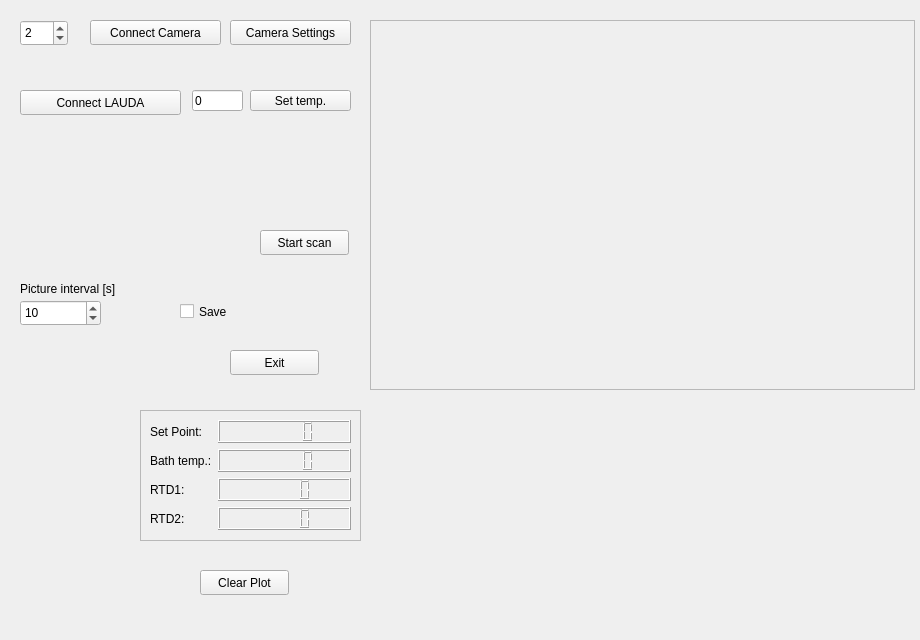
Before: the Qt Designer form src/gui/experiment.ui in gfogwill/FrESH, drawn with Qt 5.
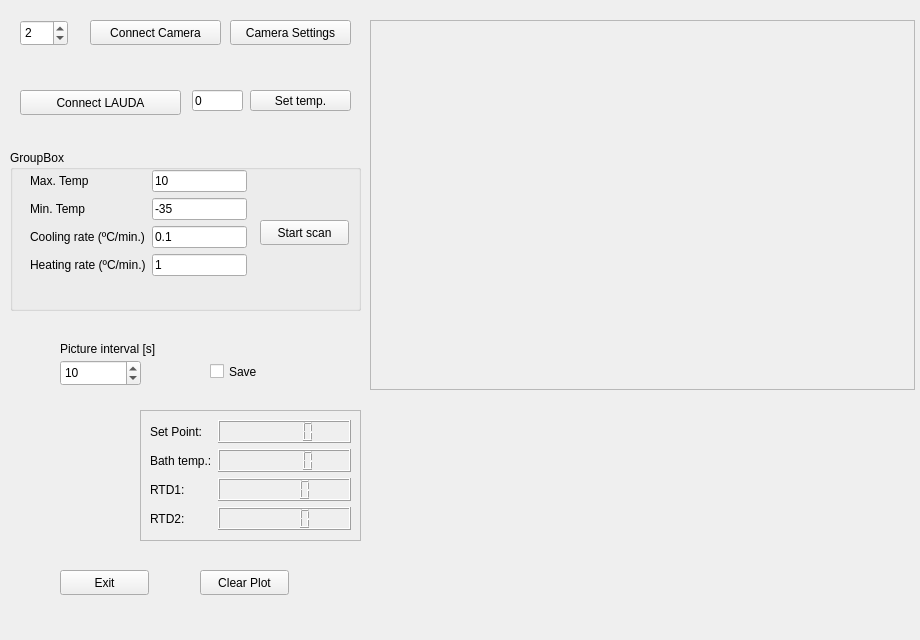
After: the same form once the commit is applied. Custom widgets are drawn as their Qt base class.

Commit message: merge (RH branch) commit

The edit to the form file:
```diff
--- a/src/gui/experiment.ui
+++ b/src/gui/experiment.ui
@@ -59,8 +59,8 @@
    <widget class="QPushButton" name="exitButton">
     <property name="geometry">
      <rect>
-      <x>230</x>
-      <y>350</y>
+      <x>60</x>
+      <y>570</y>
       <width>89</width>
       <height>25</height>
      </rect>
@@ -166,9 +166,9 @@
    <widget class="QCheckBox" name="saveCheckBox">
     <property name="geometry">
      <rect>
-      <x>180</x>
-      <y>300</y>
-      <width>92</width>
+      <x>210</x>
+      <y>360</y>
+      <width>61</width>
       <height>23</height>
      </rect>
     </property>
@@ -179,8 +179,8 @@
    <widget class="QLabel" name="label_2">
     <property name="geometry">
      <rect>
-      <x>20</x>
-      <y>280</y>
+      <x>60</x>
+      <y>340</y>
       <width>161</width>
       <height>17</height>
      </rect>
@@ -192,8 +192,8 @@
    <widget class="QSpinBox" name="pictureIntervalSpinBox">
     <property name="geometry">
      <rect>
-      <x>20</x>
-      <y>300</y>
+      <x>60</x>
+      <y>360</y>
       <width>81</width>
       <height>26</height>
      </rect>
@@ -284,18 +284,99 @@
      </layout>
     </widget>
    </widget>
-   <widget class="QPushButton" name="startScanButton">
+   <widget class="QGroupBox" name="groupBox">
     <property name="geometry">
      <rect>
-      <x>260</x>
-      <y>230</y>
-      <width>89</width>
-      <height>25</height>
+      <x>10</x>
+      <y>150</y>
+      <width>351</width>
+      <height>161</height>
      </rect>
     </property>
-    <property name="text">
-     <string>Start scan</string>
+    <property name="title">
+     <string>GroupBox</string>
     </property>
+    <widget class="QPushButton" name="startScanButton">
+     <property name="geometry">
+      <rect>
+       <x>250</x>
+       <y>70</y>
+       <width>89</width>
+       <height>25</height>
+      </rect>
+     </property>
+     <property name="text">
+      <string>Start scan</string>
+     </property>
+    </widget>
+    <widget class="QWidget" name="formLayoutWidget_2">
+     <property name="geometry">
+      <rect>
+       <x>20</x>
+       <y>20</y>
+       <width>217</width>
+       <height>131</height>
+      </rect>
+     </property>
+     <layout class="QFormLayout" name="formLayout_2">
+      <item row="0" column="0">
+       <widget class="QLabel" name="label_6">
+        <property name="text">
+         <string>Max. Temp</string>
+        </property>
+       </widget>
+      </item>
+      <item row="1" column="0">
+       <widget class="QLabel" name="label_7">
+        <property name="text">
+         <string>Min. Temp</string>
+        </property>
+       </widget>
+      </item>
+      <item row="0" column="1">
+       <widget class="QLineEdit" name="maxTemp">
+        <property name="text">
+         <string>10</string>
+        </property>
+       </widget>
+      </item>
+      <item row="1" column="1">
+       <widget class="QLineEdit" name="minTemp">
+        <property name="text">
+         <string>-35</string>
+        </property>
+       </widget>
+      </item>
+      <item row="2" column="0">
+       <widget class="QLabel" name="label_8">
+        <property name="text">
+         <string>Cooling rate (ºC/min.)</string>
+        </property>
+       </widget>
+      </item>
+      <item row="2" column="1">
+       <widget class="QLineEdit" name="coolingRate">
+        <property name="text">
+         <string>0.1</string>
+        </property>
+       </widget>
+      </item>
+      <item row="3" column="0">
+       <widget class="QLabel" name="label_9">
+        <property name="text">
+         <string>Heating rate (ºC/min.)</string>
+        </property>
+       </widget>
+      </item>
+      <item row="3" column="1">
+       <widget class="QLineEdit" name="heatingRate">
+        <property name="text">
+         <string>1</string>
+        </property>
+       </widget>
+      </item>
+     </layout>
+    </widget>
    </widget>
    <zorder>frameVideo</zorder>
    <zorder>graphWidget</zorder>
```
Left out of the diff: 2 changed lines with no effect on the pictures. The commit also changes 2 other files.
